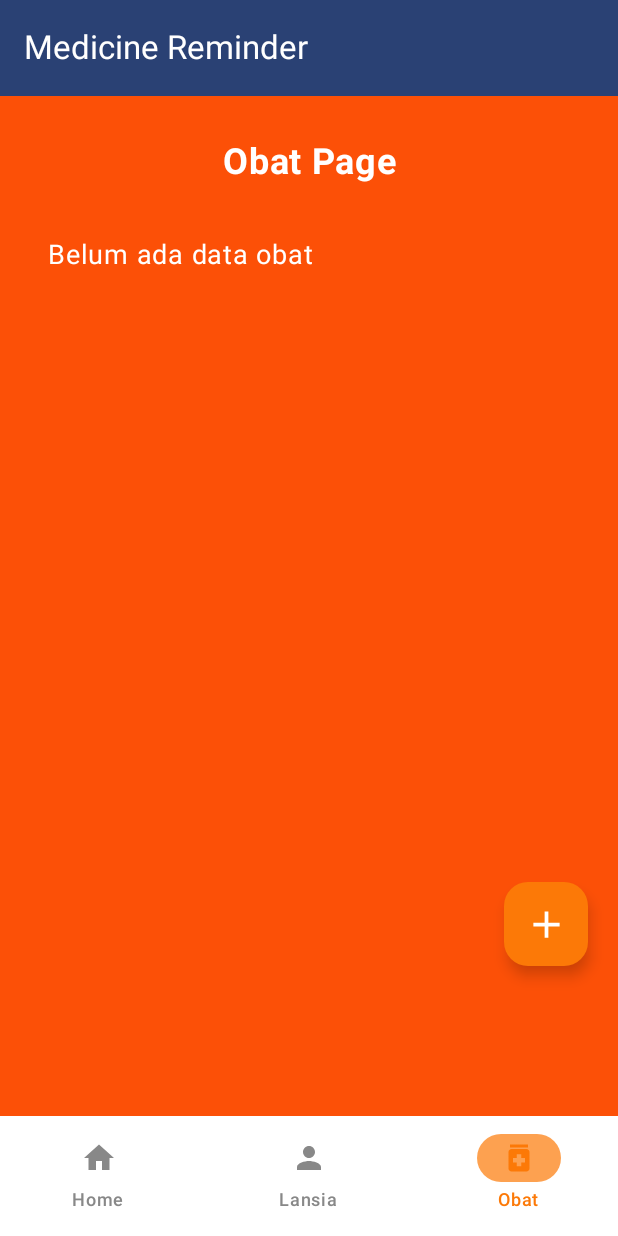
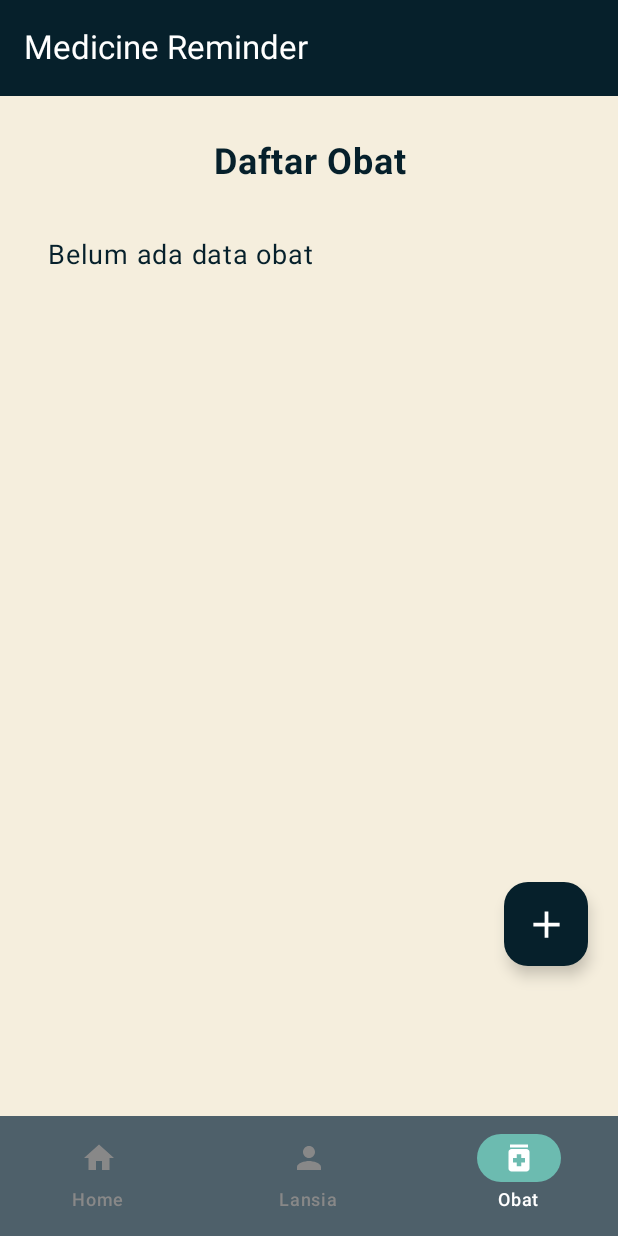
Before and after one commit to Nicholandn22/MedicineReminderNew, an Android app built with Jetpack Compose: the AddReminderScreen screen opened through its navigation route, item 3 of the bottom bar chosen, on a phone screen of 412 x 824 dp. Run offline under Robolectric (Android 15) with nearby library versions, the phone set to English and light mode, and no system bars; our stand-ins replace Firebase (no records; nobody signed in at launch, a user with empty details on screens opened directly).

Commit message:
ngubah warna

```diff
--- a/app/src/main/java/com/example/medicineremindernew/ui/MainActivity.kt
+++ b/app/src/main/java/com/example/medicineremindernew/ui/MainActivity.kt
@@ -16,12 +16,14 @@ import androidx.appcompat.app.AppCompatActivity
 import androidx.compose.foundation.layout.padding
 import androidx.compose.material3.*
 import androidx.compose.ui.Modifier
+import androidx.compose.ui.graphics.Color
 import androidx.navigation.compose.rememberNavController
 import com.example.medicineremindernew.ui.data.repository.FirestoreRepository
 import com.example.medicineremindernew.ui.data.repository.LansiaRepository
 import com.example.medicineremindernew.ui.data.repository.ObatRepository
 import com.example.medicineremindernew.ui.data.repository.ReminderRepository
 import com.example.medicineremindernew.ui.ui.navigation.NavGraph
+import com.example.medicineremindernew.ui.ui.theme.BiruTua
 import com.example.medicineremindernew.ui.ui.theme.MedicineReminderNewTheme
 import com.example.medicineremindernew.ui.ui.viewmodel.*
 import com.google.firebase.FirebaseApp
@@ -67,8 +69,8 @@ class MainActivity : AppCompatActivity() {
                         TopAppBar(
                             title = { Text("Medicine Reminder") },
                             colors = TopAppBarDefaults.topAppBarColors(
-                                containerColor = MaterialTheme.colorScheme.primary,
-                                titleContentColor = MaterialTheme.colorScheme.onPrimary
+                                containerColor = BiruTua.copy(alpha = 1.0f),
+                                titleContentColor = Color.White
                             )
                         )
                     },
--- a/app/src/main/java/com/example/medicineremindernew/ui/ui/components/BottomNavigationBar.kt
+++ b/app/src/main/java/com/example/medicineremindernew/ui/ui/components/BottomNavigationBar.kt
@@ -12,7 +12,8 @@ import androidx.compose.ui.unit.dp
 import androidx.navigation.NavController
 import androidx.navigation.compose.currentBackStackEntryAsState
 import com.example.medicineremindernew.ui.ui.navigation.BottomNavItem
-import com.example.medicineremindernew.ui.ui.theme.OrenMuda
+import com.example.medicineremindernew.ui.ui.theme.BiruMuda
+import com.example.medicineremindernew.ui.ui.theme.BiruTua
 
 @Composable
 fun BottomNavigationBar(navController: NavController) {
@@ -27,7 +28,7 @@ fun BottomNavigationBar(navController: NavController) {
 
     NavigationBar(
         modifier = Modifier, // Transparansi 50%
-        containerColor = Color.White,
+        containerColor = BiruTua.copy(alpha = 0.7f),
         tonalElevation = 7.dp
     ) {
         items.forEach { item ->
@@ -37,13 +38,13 @@ fun BottomNavigationBar(navController: NavController) {
                     Icon(
                         item.icon,
                         contentDescription = item.title,
-                        tint = if (isSelected) OrenMuda else Color.Gray
+                        tint = if (isSelected) Color.White else Color.Gray
                     )
                 },
                 label = {
                     Text(
                         text = item.title,
-                        color = if (isSelected) OrenMuda else Color.Gray
+                        color = if (isSelected) Color.White else Color.Gray
                     )
                 },
                 selected = isSelected,
@@ -59,7 +60,7 @@ fun BottomNavigationBar(navController: NavController) {
                     }
                 },
                 colors = NavigationBarItemDefaults.colors(
-                    indicatorColor = OrenMuda.copy(alpha = 0.7f), // indikator juga transparan
+                    indicatorColor = BiruMuda.copy(alpha = 0.7f), // indikator juga transparan
                     selectedIconColor = Color.White,
                     selectedTextColor = Color.White
                 )
--- a/app/src/main/java/com/example/medicineremindernew/ui/ui/screen/AddReminder.kt
+++ b/app/src/main/java/com/example/medicineremindernew/ui/ui/screen/AddReminder.kt
@@ -59,7 +59,6 @@ import com.example.medicineremindernew.ui.data.repository.LansiaRepository
 import com.example.medicineremindernew.ui.data.repository.ObatRepository
 import com.example.medicineremindernew.ui.data.repository.ReminderRepository
 import com.example.medicineremindernew.ui.ui.theme.AbuMenu
-import com.example.medicineremindernew.ui.ui.theme.PutihKolom
 import com.example.medicineremindernew.ui.ui.viewmodel.LansiaViewModel
 import com.example.medicineremindernew.ui.ui.viewmodel.LansiaViewModelFactory
 import com.example.medicineremindernew.ui.ui.viewmodel.ObatViewModel
@@ -72,6 +71,10 @@ import java.text.SimpleDateFormat
 import java.util.Calendar
 import java.util.Locale
 import androidx.lifecycle.compose.collectAsStateWithLifecycle
+import com.example.medicineremindernew.ui.ui.theme.BiruAgakTua
+import com.example.medicineremindernew.ui.ui.theme.BiruMuda
+import com.example.medicineremindernew.ui.ui.theme.BiruTua
+import com.example.medicineremindernew.ui.ui.theme.Krem
 import com.google.firebase.Timestamp
 import com.google.firebase.auth.FirebaseAuth
 import java.util.UUID
@@ -114,22 +117,21 @@ fun AddReminderScreen(
 
     val snackbarHostState = remember { SnackbarHostState() }
 
-    Box(modifier = modifier.fillMaxSize()) {
+    Box(modifier = Modifier.padding(16.dp)) {
         Column(
             modifier = Modifier
                 .fillMaxSize()
-                .background(Color(0x0FFFFFFF))
                 .verticalScroll(rememberScrollState())
         ) {
             // ✅ Header
             Box(
                 modifier = Modifier
                     .fillMaxWidth()
-                    .height(80.dp)
-                    .background(Color(0xFFFC5007)),
+                    .height(50.dp)
+                    .background(BiruAgakTua.copy(alpha = 1.0f)),
                 contentAlignment = Alignment.Center
             ) {
-                IconButton(onClick = onBackClick, modifier = Modifier.align(Alignment.TopStart).padding(top = 25.dp)) {
+                IconButton(onClick = onBackClick, modifier = Modifier.align(Alignment.TopStart)) {
                     Icon(
                         painter = painterResource(id = back_white),
                         contentDescription = "Back",
@@ -137,8 +139,10 @@ fun AddReminderScreen(
                         modifier = Modifier.size(15.dp)
                     )
                 }
-                Text("Tambah Pengingat", color = Color.White, fontSize = 20.sp, modifier = Modifier.padding(top = 15.dp))
+                Text("Tambah Pengingat", color = Color.White, fontSize = 20.sp)
             }
+
+            val biru = BiruMuda.copy(alpha = 1.0f)
 
             // ✅ Section: Pilih Tanggal & Waktu
             SectionTitle("Pengingat")
@@ -159,10 +163,10 @@ fun AddReminderScreen(
 
                 Button(
                     onClick = { datePickerDialog.show() },
-                    modifier = Modifier.fillMaxWidth().border(1.dp, Color(0xFFFF6F00), shape = RoundedCornerShape(30.dp)),
+                    modifier = Modifier.fillMaxWidth().border(1.dp, biru, shape = RoundedCornerShape(30.dp)),
                     colors = ButtonDefaults.buttonColors(
-                        containerColor = Color(0xBDBDBD),
-                        contentColor = Color(0xFFFF6F00)
+                        containerColor = BiruMuda.copy(alpha = 0.0f),
+                        contentColor = biru
                     ),
                     shape = RoundedCornerShape(30.dp)
                 ) {
@@ -185,10 +189,10 @@ fun AddReminderScreen(
 
                 Button(
                     onClick = { timePickerDialog.show() },
-                    modifier = Modifier.fillMaxWidth().border(1.dp, Color(0xFFFF6F00), shape = RoundedCornerShape(30.dp)),
+                    modifier = Modifier.fillMaxWidth().border(1.dp, biru, shape = RoundedCornerShape(30.dp)),
                     colors = ButtonDefaults.buttonColors(
-                        containerColor = Color(0xBDBDBD),
-                        contentColor = Color(0xFFFF6F00)
+                        containerColor = BiruMuda.copy(alpha = 0.0f),
+                        contentColor = biru
                     ),
                     shape = RoundedCornerShape(30.dp)
                 ) {
@@ -307,17 +311,16 @@ fun AddReminderScreen(
                         }
                     },
                     colors = ButtonDefaults.buttonColors(
-                        containerColor = Color(0x0FFFFFFF),
-                        contentColor = Color(0xFFFF6F00)
+                        containerColor = BiruMuda.copy(alpha = 0.0f),
+                        contentColor = biru
                     ),
                     modifier = Modifier
                         .weight(1f)
                         .padding(end = 8.dp)
-                        .border(1.dp, Color(0xFFFF6F00), shape = RoundedCornerShape(35.dp)),
+                        .border(1.dp, biru, shape = RoundedCornerShape(35.dp)),
                 ) {
                     Text("Save")
                 }
-
 
                 // Tombol Clear
                 Button(
@@ -334,13 +337,13 @@ fun AddReminderScreen(
                         onClearClick()
                     },
                     colors = ButtonDefaults.buttonColors(
-                        containerColor = Color(0x0FFFFFFF),
-                        contentColor = Color(0xFFFF6F00)
+                        containerColor = BiruMuda.copy(alpha = 0.0f),
+                        contentColor = biru
                     ),
                     modifier = Modifier
                         .weight(1f)
                         .padding(start = 8.dp)
-                        .border(1.dp, Color(0xFFFF6F00), shape = RoundedCornerShape(35.dp)),
+                        .border(1.dp, biru, shape = RoundedCornerShape(35.dp)),
                 ) {
                     Text("Clear")
                 }
@@ -394,29 +397,26 @@ fun SectionWithAddButton(
             text = title,
             fontSize = 16.sp,
             fontWeight = FontWeight.Bold,
-            color = Color.Black
+            color = Color.White
         )
         Button(
             onClick = { navController.navigate(route) },
             colors = ButtonDefaults.buttonColors(
-                containerColor = Color.White,
-                contentColor = Color.Black
+                containerColor = BiruAgakTua.copy(alpha = 1.0f),
+                contentColor = Color.White
             ),
             shape = RoundedCornerShape(12.dp),
-            contentPadding = PaddingValues(horizontal = 12.dp, vertical = 8.dp)
+            contentPadding = PaddingValues(horizontal = 8.dp, vertical = 8.dp)
         ) {
-            Spacer(modifier = Modifier.width(8.dp))
             Icon(
                 painter = painterResource(id = R.drawable.plus_black),
                 contentDescription = "Tambah $title",
                 modifier = Modifier.size(18.dp),
-                tint = Color.Black
+                tint = Color.White
             )
         }
     }
 }
-
-
 
 @Composable
 fun CardSection(content: @Composable ColumnScope.() -> Unit) {
@@ -445,7 +445,7 @@ fun DropdownMenuField(
     var expanded by remember { mutableStateOf(false) }
     Box {
         OutlinedButton(onClick = { expanded = true }, modifier = Modifier.fillMaxWidth()) {
-            Text(selectedOption.ifEmpty { "Pilih" })
+            Text(selectedOption.ifEmpty { "Pilih" }, color = BiruMuda.copy(alpha = 1.0f))
         }
         DropdownMenu(expanded = expanded, onDismissRequest = { expanded = false }) {
             options.forEach { option ->
@@ -458,15 +458,14 @@ fun DropdownMenuField(
     }
 }
 
-
 @Composable
 fun ReminderButton(
     text: String,
     onClick: () -> Unit,
     isSelected: Boolean
 ) {
-    val backgroundColor = if (isSelected) Color(0xFFFF6F00) else PutihKolom // Oren
-    val contentColor = if (isSelected) Color.White else Color.Black
+    val backgroundColor = if (isSelected) BiruMuda.copy(alpha = 1.0f) else BiruMuda.copy(alpha = 0.0f)
+    val contentColor = if (isSelected) Color.Black else Color.White
 
     Button(
         onClick = onClick,
@@ -489,7 +488,7 @@ fun ReminderButton(
                     painter = painterResource(id = android.R.drawable.checkbox_on_background),
                     contentDescription = "Selected",
                     modifier = Modifier.size(18.dp),
-                    tint = Color.White
+                    tint = Color.Unspecified // ✅ ini biar pakai warna asli
                 )
             }
         }
--- a/app/src/main/java/com/example/medicineremindernew/ui/ui/screen/HomeScreen.kt
+++ b/app/src/main/java/com/example/medicineremindernew/ui/ui/screen/HomeScreen.kt
@@ -29,8 +29,10 @@ import androidx.compose.ui.unit.sp
 import androidx.lifecycle.viewmodel.compose.viewModel
 import androidx.navigation.NavController
 import com.example.medicineremindernew.ui.data.repository.ReminderRepository
-import com.example.medicineremindernew.ui.ui.theme.OrenMuda
-import com.example.medicineremindernew.ui.ui.theme.Hijau
+import com.example.medicineremindernew.ui.ui.theme.BiruAgakTua
+import com.example.medicineremindernew.ui.ui.theme.BiruMuda
+import com.example.medicineremindernew.ui.ui.theme.BiruTua
+import com.example.medicineremindernew.ui.ui.theme.Krem
 import com.example.medicineremindernew.ui.ui.viewmodel.LansiaViewModel
 import com.example.medicineremindernew.ui.ui.viewmodel.ObatViewModel
 import com.example.medicineremindernew.ui.ui.viewmodel.ReminderViewModel
@@ -49,10 +51,13 @@ fun HomeScreen(
     val lansiaList by lansiaViewModel.lansiaList.collectAsState()
     val obatList by obatViewModel.obatList.collectAsState()
 
+    val warnaKrem = Krem.copy(alpha = 1.0f)
+    val warnaBiru = BiruTua.copy(alpha = 1.0f)
+
     Box(
         modifier = Modifier
             .fillMaxSize()
-            .background(Color(0xFFF3570F))
+            .background(warnaKrem)
     ) {
         Column(
             modifier = Modifier
@@ -60,14 +65,14 @@ fun HomeScreen(
                 .padding(horizontal = 16.dp)
         ) {
             Text(
-                text = "Home Page",
+                text = "Daftar Reminder",
                 modifier = Modifier
                     .fillMaxWidth()
                     .padding(top = 30.dp, bottom = 20.dp),
                 textAlign = TextAlign.Center,
                 fontSize = 24.sp,
                 fontWeight = FontWeight.Bold,
-                color = Color.White
+                color = warnaBiru
             )
 
             val scrollState = rememberScrollState()
@@ -93,7 +98,7 @@ fun HomeScreen(
                     ) {
                         Text(
                             text = "Reminder Terdekat",
-                            color = Color(0xFFFF6600),
+                            color = warnaBiru,
                             fontSize = 18.sp,
                             fontWeight = FontWeight.Bold,
                             modifier = Modifier.padding(top = 10.dp)
@@ -139,7 +144,7 @@ fun HomeScreen(
                                     Icon(
                                         imageVector = Icons.Default.Edit,
                                         contentDescription = "Edit",
-                                        tint = OrenMuda
+                                        tint = warnaBiru
                                     )
                                 }
                             }
@@ -231,7 +236,7 @@ fun AddButton(
     FloatingActionButton(
         onClick = onClick,
         modifier = modifier,
-        containerColor = OrenMuda,
+        containerColor = BiruTua.copy(alpha = 1.0f),
         contentColor = Color.White
     ) {
         Icon(
--- a/app/src/main/java/com/example/medicineremindernew/ui/ui/screen/ObatScreen.kt
+++ b/app/src/main/java/com/example/medicineremindernew/ui/ui/screen/ObatScreen.kt
@@ -38,7 +38,8 @@ import androidx.lifecycle.viewmodel.compose.viewModel
 import androidx.navigation.NavController
 import com.example.medicineremindernew.ui.data.model.Obat
 import com.example.medicineremindernew.ui.data.repository.ObatRepository
-import com.example.medicineremindernew.ui.ui.theme.OrenMuda
+import com.example.medicineremindernew.ui.ui.theme.BiruTua
+import com.example.medicineremindernew.ui.ui.theme.Krem
 import com.example.medicineremindernew.ui.ui.viewmodel.ObatViewModel
 import com.example.medicineremindernew.ui.ui.viewmodel.ObatViewModelFactory
 
@@ -49,10 +50,13 @@ fun ObatScreen(
 ) {
     val obatList by obatViewModel.obatList.collectAsState(initial = emptyList())
 
+    val warnaKrem = Krem.copy(alpha = 1.0f)
+    val warnaBiru = BiruTua.copy(alpha = 1.0f)
+
     Box(
         modifier = Modifier
             .fillMaxSize()
-            .background(Color(0xFFFC5007))
+            .background(warnaKrem)
     ) {
         Column(
             modifier = Modifier
@@ -60,14 +64,14 @@ fun ObatScreen(
                 .padding(horizontal = 16.dp)
         ) {
             Text(
-                text = "Obat Page",
+                text = "Daftar Obat",
                 modifier = Modifier
                     .fillMaxWidth()
                     .padding(top = 30.dp, bottom = 20.dp),
                 textAlign = TextAlign.Center,
                 fontSize = 24.sp,
                 fontWeight = FontWeight.Bold,
-                color = Color.White
+                color = warnaBiru
             )
 
             Column(
@@ -78,7 +82,7 @@ fun ObatScreen(
                 if (obatList.isEmpty()) {
                     Text(
                         text = "Belum ada data obat",
-                        color = Color.White,
+                        color = warnaBiru,
                         fontSize = 18.sp,
                         modifier = Modifier.padding(16.dp)
                     )
@@ -101,7 +105,7 @@ fun ObatScreen(
             modifier = Modifier
                 .align(Alignment.BottomEnd)
                 .padding(end = 20.dp, bottom = 100.dp),
-            containerColor = OrenMuda,
+            containerColor = warnaBiru,
             contentColor = Color.White
         ) {
             Icon(imageVector = Icons.Default.Add, contentDescription = "Tambah", modifier = Modifier.size(30.dp))
@@ -127,7 +131,7 @@ fun ObatItem(
         verticalAlignment = Alignment.CenterVertically
     ) {
         Column(modifier = Modifier.weight(1f)) {
-            Text(text = obat.nama, fontSize = 20.sp, fontWeight = FontWeight.Bold)
+            Text(text = obat.nama, fontSize = 20.sp, fontWeight = FontWeight.Bold, color = Color.Black)
             Text(text = "Jenis: ${obat.jenis}", fontSize = 16.sp, color = Color.DarkGray)
             Text(text = "Dosis: ${obat.dosis}", fontSize = 16.sp, color = Color.DarkGray)
             Text(text = "Keterangan: ${obat.catatan}", fontSize = 16.sp, color = Color.DarkGray)
@@ -148,7 +152,7 @@ fun AddObat(
     FloatingActionButton(
         onClick = onClick,
         modifier = modifier,
-        containerColor = OrenMuda,
+        containerColor = BiruTua.copy(alpha = 1.0f),
         contentColor = Color.White
     ) {
         Icon(
--- a/app/src/main/java/com/example/medicineremindernew/ui/ui/theme/Color.kt
+++ b/app/src/main/java/com/example/medicineremindernew/ui/ui/theme/Color.kt
@@ -10,8 +10,10 @@ val Purple40 = Color(0xFF6650a4)
 val PurpleGrey40 = Color(0xFF625b71)
 val Pink40 = Color(0xFF7D5260)
 
-val OrenMuda = Color(0xFFFC7907)
-val Oren = Color(0xFC5007)
 val AbuMenu = Color(0xBDBDBD)
-val PutihKolom = Color(0xE8E6E6)
-val Hijau = Color(0xFF4CAF50)
+
+val BiruMuda = Color(0x7AE2CF)
+val BiruAgakTua = Color(0x077A7D)
+val BiruTua = Color(0x06202B)
+
+val Krem = Color(0xF5EEDD)
--- a/app/src/main/res/values/themes.xml
+++ b/app/src/main/res/values/themes.xml
@@ -1,8 +1,8 @@
 <?xml version="1.0" encoding="utf-8"?>
 <resources xmlns:tools="http://schemas.android.com/tools">
     <style name="Theme.MedicineReminderNew" parent="Theme.AppCompat.Light.NoActionBar">
-        <item name="colorPrimary">#FF5722</item>
-        <item name="colorPrimaryDark">#E64A19</item>
-        <item name="colorAccent">#FFC107</item>
+        <item name="colorPrimary">#F5EEDD</item>
+        <item name="colorPrimaryDark">#06202B</item>
+        <item name="colorAccent">#7AE2CF</item>
     </style>
 </resources>
```
Also changed, not shown: app/src/main/java/com/example/medicineremindernew/ui/ui/navigation/NavGraph.kt (+6 -1 lines), app/src/main/java/com/example/medicineremindernew/ui/ui/screen/AddLansia.kt (+32 -8 lines), app/src/main/java/com/example/medicineremindernew/ui/ui/screen/AddObat.kt (+14 -29 lines), app/src/main/java/com/example/medicineremindernew/ui/ui/screen/DetailLansiaScreen.kt (+31 -5 lines), app/src/main/java/com/example/medicineremindernew/ui/ui/screen/DetailObatScreen.kt (+30 -21 lines), app/src/main/java/com/example/medicineremindernew/ui/ui/screen/DetailReminderScreen.kt (+9 -9 lines), app/src/main/java/com/example/medicineremindernew/ui/ui/screen/LansiaScreen.kt (+10 -6 lines).
